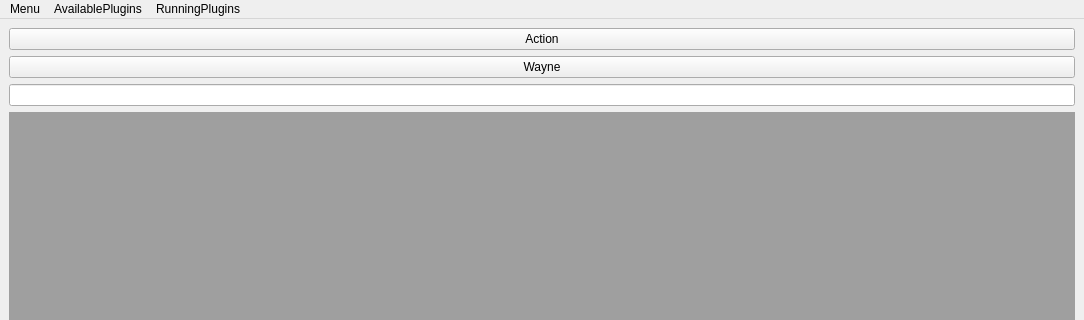
The window that ui/gui/main.ui (TUB-Control/PaPI) describes before a commit, drawn with Qt 5; both pictures show x 0 to 1084 and y 0 to 320 of the 1084 by 918 pixel window.
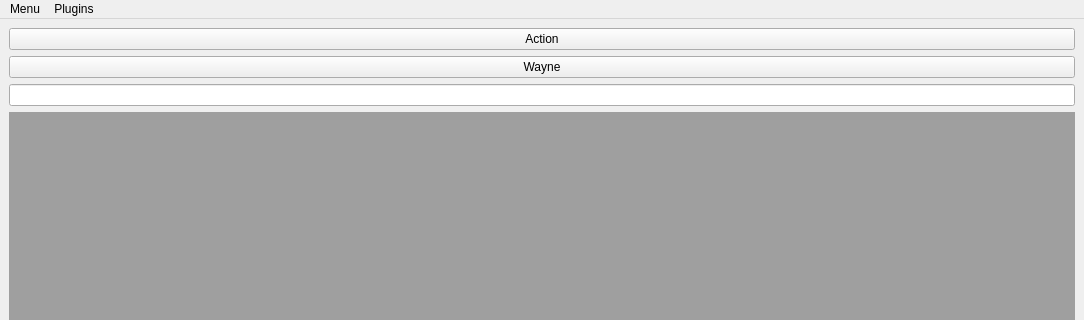
The same window after the commit.

Commit message: added type attribute, added overview for available and running plugings

```diff
--- a/ui/gui/main.ui
+++ b/ui/gui/main.ui
@@ -62,22 +62,14 @@
    </widget>
    <widget class="QMenu" name="menuAvailablePlugins">
     <property name="title">
-     <string>AvailablePlugins</string>
+     <string>Plugins</string>
     </property>
-    <addaction name="actionAP_Visual"/>
-    <addaction name="actionAP_IO"/>
-    <addaction name="actionAP_Parameter"/>
-   </widget>
-   <widget class="QMenu" name="menuRunningPlugins">
-    <property name="title">
-     <string>RunningPlugins</string>
-    </property>
-    <addaction name="actionRP_Visual"/>
-    <addaction name="actionRP_IO"/>
+    <addaction name="actionP_Available"/>
+    <addaction name="separator"/>
+    <addaction name="actionP_Overview"/>
    </widget>
    <addaction name="menuMenu"/>
    <addaction name="menuAvailablePlugins"/>
-   <addaction name="menuRunningPlugins"/>
   </widget>
   <widget class="QStatusBar" name="statusbar"/>
   <action name="actionAP_Visual">
```
Left out of the diff: 9 changed lines with no effect on the pictures. The commit also changes 7 other files.
